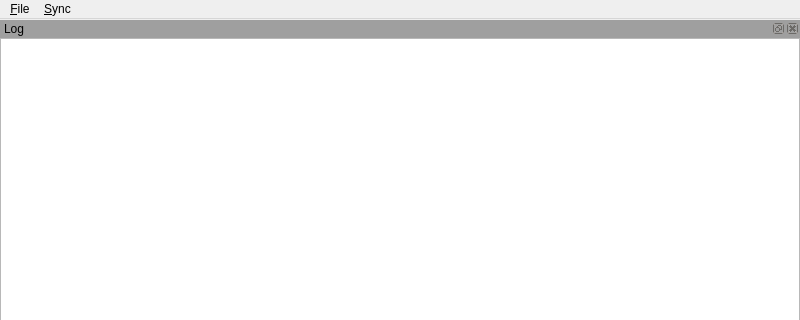
clintonthegeek/TimeBuster, file mainwindow.ui: the form before one commit; both pictures show x 0 to 800 and y 0 to 320 of the 800 by 600 pixel window.
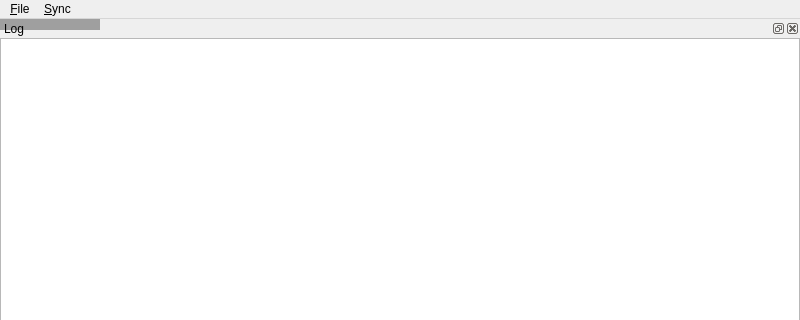
The form after the commit.

Commit message: Preparing UI for better collection handling, file saving.

```diff
--- a/mainwindow.ui
+++ b/mainwindow.ui
@@ -13,16 +13,7 @@
   <property name="windowTitle">
    <string>Calendar IDE</string>
   </property>
-  <widget class="QMdiArea" name="mdiArea">
-   <property name="geometry">
-    <rect>
-     <x>0</x>
-     <y>20</y>
-     <width>800</width>
-     <height>540</height>
-    </rect>
-   </property>
-  </widget>
+  <widget class="QMdiArea" name="mdiArea"/>
   <widget class="QDockWidget" name="logDock">
    <property name="windowTitle">
     <string>Log</string>
```
Left out of the diff: 28 changed lines with no effect on the pictures. The commit also changes 7 other files.
